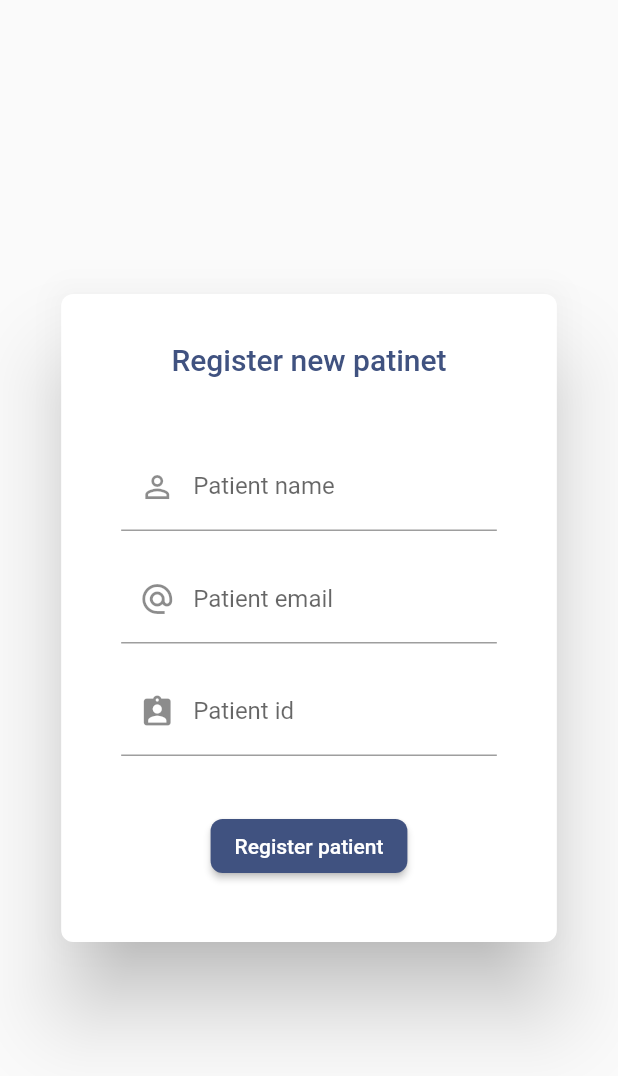
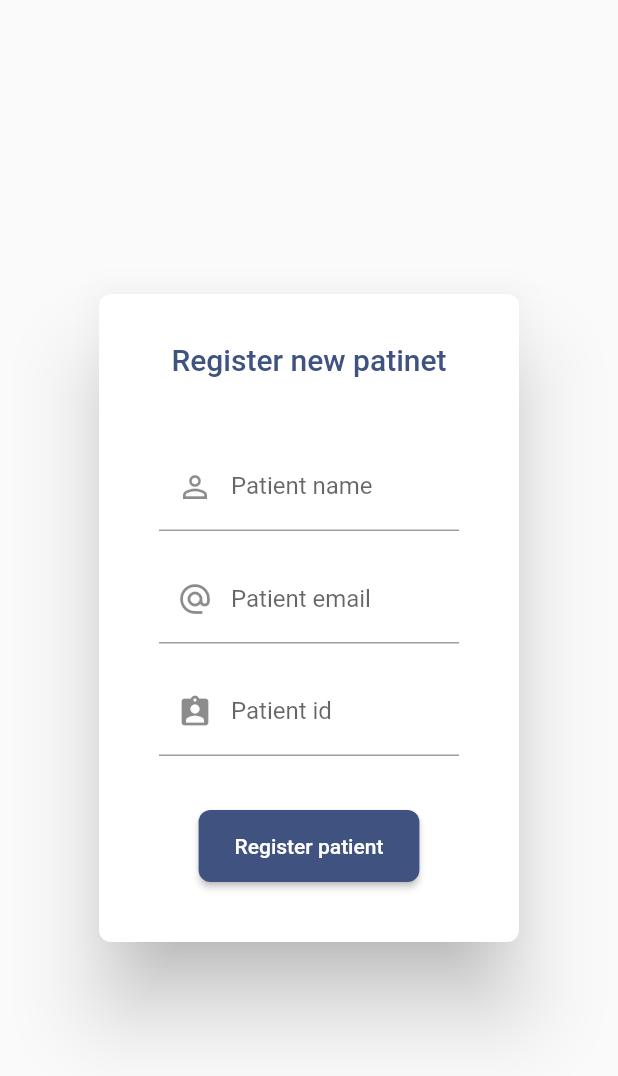
Before and after one commit to lurahealth/dentist_web_app, a Flutter app: the NewPatientDialog widget shown alone on an empty page, opened directly, on a phone screen of 412 x 824 dp. Shown: the top 1076 px of the screen. Run offline on Flutter 3.47's test engine with Material 2 defaults, Android fonts, the light colour scheme and no system bars; our stand-ins replace dio, email_validator; missing offline and left inert: amazon_cognito_identity_dart_2, dart:html, date_range_picker.

Commit message:
Patinet create dialog UI

```diff
--- a/lib/providers/NewPatinetProvider.dart
+++ b/lib/providers/NewPatinetProvider.dart
@@ -78,9 +78,9 @@ class NewPatientProvider with ChangeNotifier{
 
   void patientCreationError(error){
     loading = false;
-    print(error.toString());
-    error = true;
-    errorText ="Error creating patinet";
+    print("Patient create error ${error.toString()}");
+    this.error = true;
+    errorText = "Error creating patient!";
     notifyListeners();
   }
 }
--- a/lib/screens/NewPatinetDialog.dart
+++ b/lib/screens/NewPatinetDialog.dart
@@ -42,14 +42,23 @@ class NewPatientDialog extends StatelessWidget {
       shape: RoundedRectangleBorder(borderRadius: BorderRadius.circular(8.0),),
       color: LURA_BLUE,
       onPressed: provider.registerNewPatient,
+      child: Padding(
+        padding: const EdgeInsets.symmetric(vertical: 16, horizontal: 8),
         child: Text("Register patient", style: WHITE_TEXT,),
+      ),
     );
 
     final patientCreated = Column(
       crossAxisAlignment: CrossAxisAlignment.center,
+      mainAxisAlignment: MainAxisAlignment.center,
       children: <Widget>[
-        Icon(Icons.done, color: Colors.green,),
-        Text("Patient created", style: GREEN_TEXT,)
+        Icon(Icons.done, color: Colors.green,size: MediaQuery.of(context).size.height*0.15),
+        Padding(
+          padding: const EdgeInsets.all(8.0),
+          child: Text(
+            "Patient created",
+            style: GREEN_TEXT.copyWith(fontSize: MediaQuery.of(context).size.height*0.02) ,),
+        )
       ],
     );
 
@@ -66,7 +75,9 @@ class NewPatientDialog extends StatelessWidget {
           ),
         ),
       ),
-      content: Padding(
+      content: Container(
+        width: MediaQuery.of(context).size.width*0.20,
+        child: Padding(
           padding: const EdgeInsets.all(8.0),
           child: Column(
             mainAxisSize: MainAxisSize.min,
@@ -116,6 +127,7 @@ class NewPatientDialog extends StatelessWidget {
             ],
           ),
         ),
+      ),
     );
   }
 }
--- a/lib/utils/RestEndpoints.dart
+++ b/lib/utils/RestEndpoints.dart
@@ -37,9 +37,12 @@ Future createPatientRecord(String patientName, String patientEmail,
   Map<String, String> queryParameters = {
     "patientName": patientName,
     "patientEmail":patientEmail,
-    "patientReference": patientReference,
     "dentistEmail": CognitoUserSingleton.instance.currentUserEmail
   };
+
+  if(patientReference != null){
+    queryParameters.addAll({"patientReference": patientReference});
+  }
 
   return await new NetworkCommon()
       .dio
```
Lines whose indentation alone changed are shown as unchanged.
